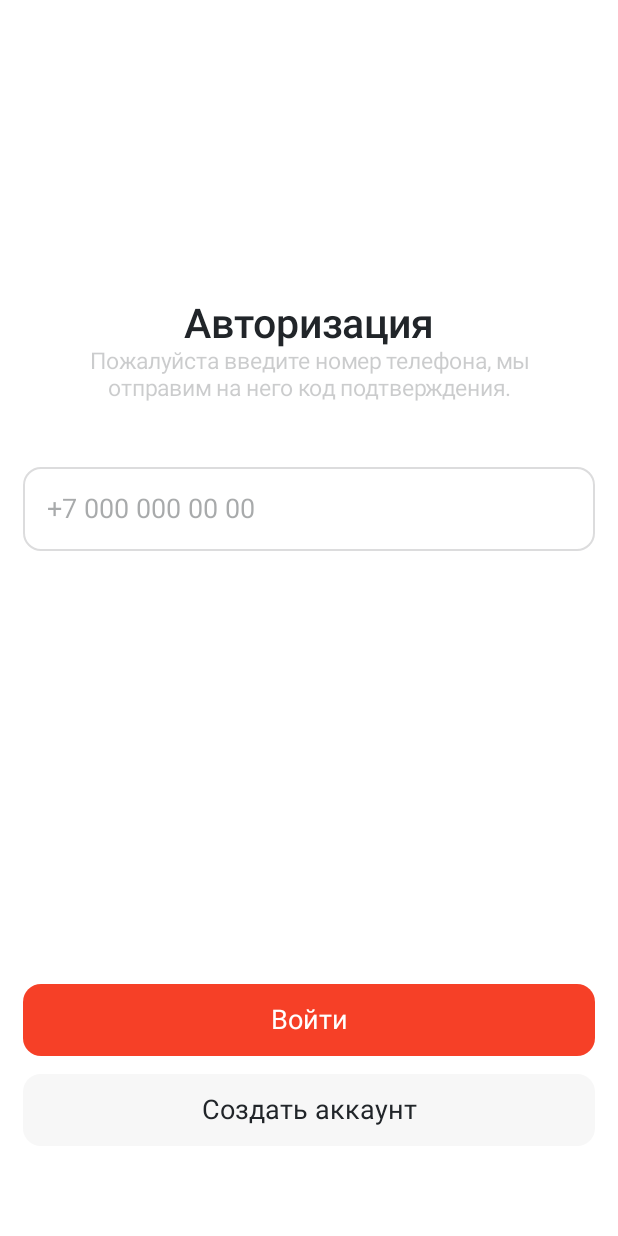
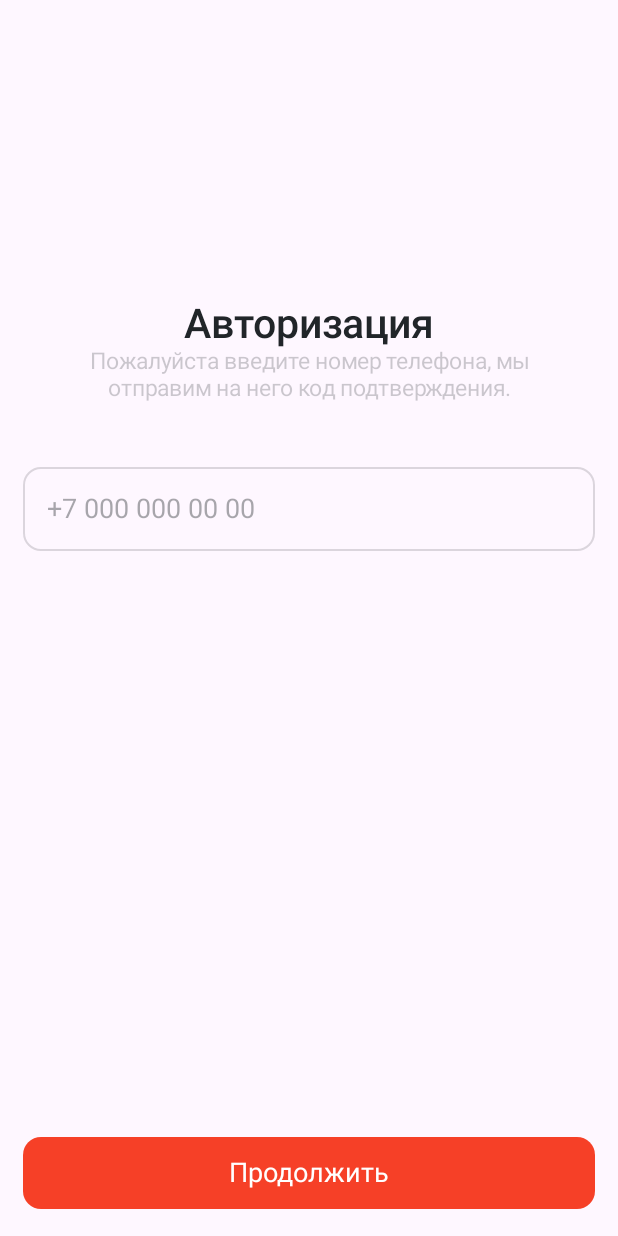
Before and after one commit to 0x7FFF/MosOpenControl, an Android app built with Jetpack Compose: the screen it shows after launch (MainActivity), on a phone screen of 412 x 824 dp. Run offline under Robolectric (Android 15) with nearby library versions, the light colour scheme and no system bars; our stand-ins replace Dagger/Hilt's generated code, accompanist; libraries missing offline, so code that uses them is left out: io.michaelrocks.libphonenumber; 3 statements that could not run were skipped.

Commit message:
Change auth screen.

```diff
--- a/app/src/main/AndroidManifest.xml
+++ b/app/src/main/AndroidManifest.xml
@@ -16,6 +16,7 @@
         <activity
             android:name=".MainActivity"
             android:exported="true"
+            android:windowSoftInputMode="adjustResize"
             android:label="@string/app_name"
             android:theme="@style/Theme.MosOpenControl.Splash">
             <intent-filter>
--- a/app/src/main/java/ru/gms/mosopencontrol/MainActivity.kt
+++ b/app/src/main/java/ru/gms/mosopencontrol/MainActivity.kt
@@ -13,11 +13,15 @@ import androidx.compose.ui.graphics.Color
 import androidx.compose.ui.tooling.preview.Preview
 import androidx.hilt.navigation.compose.hiltViewModel
 import androidx.core.splashscreen.SplashScreen.Companion.installSplashScreen
+import androidx.navigation.compose.NavHost
+import androidx.navigation.compose.composable
+import androidx.navigation.compose.rememberNavController
 import com.google.accompanist.systemuicontroller.rememberSystemUiController
 import dagger.hilt.android.AndroidEntryPoint
 import ru.gms.mosopencontrol.ui.component.text.Text
 import ru.gms.mosopencontrol.ui.component.text.TextViewState
 import ru.gms.mosopencontrol.ui.screens.auth.AuthScreen
+import ru.gms.mosopencontrol.ui.screens.code.AuthCodeScreen
 import ru.gms.mosopencontrol.ui.theme.MosOpenControlTheme
 
 @AndroidEntryPoint
@@ -39,9 +43,23 @@ class MainActivity : ComponentActivity() {
                     modifier = Modifier.fillMaxSize(),
                     color = MosOpenControlTheme.colorScheme.background
                 ) {
-                    AuthScreen(
-                        hiltViewModel(),
-                    )
+                    val navController = rememberNavController()
+                    NavHost(
+                        navController = navController,
+                        startDestination = "auth"
+                    ) {
+                        composable("auth") {
+                            AuthScreen(
+                                hiltViewModel(),
+                                navController,
+                            )
+                        }
+                        composable("code") {
+                            AuthCodeScreen(
+                                hiltViewModel(),
+                            )
+                        }
+                    }
                 }
             }
         }
--- /dev/null
+++ b/app/src/main/java/ru/gms/mosopencontrol/di/DependencyModule.kt
@@ -0,0 +1,18 @@
+package ru.gms.mosopencontrol.di
+
+import android.content.Context
+import dagger.Module
+import dagger.Provides
+import dagger.hilt.InstallIn
+import dagger.hilt.android.qualifiers.ApplicationContext
+import dagger.hilt.components.SingletonComponent
+
+@InstallIn(SingletonComponent::class)
+@Module
+object DependencyModule {
+
+    @Provides
+    fun provideContext(@ApplicationContext appContext: Context): Context =
+        appContext
+
+}
--- a/app/src/main/java/ru/gms/mosopencontrol/ui/screens/auth/AuthScreen.kt
+++ b/app/src/main/java/ru/gms/mosopencontrol/ui/screens/auth/AuthScreen.kt
@@ -11,21 +11,37 @@ import androidx.compose.foundation.layout.padding
 import androidx.compose.foundation.layout.wrapContentSize
 import androidx.compose.foundation.text.KeyboardOptions
 import androidx.compose.material3.CircularProgressIndicator
+import androidx.compose.material3.Scaffold
+import androidx.compose.material3.Snackbar
+import androidx.compose.material3.SnackbarData
+import androidx.compose.material3.SnackbarHost
+import androidx.compose.material3.SnackbarHostState
 import androidx.compose.runtime.Composable
+import androidx.compose.runtime.LaunchedEffect
 import androidx.compose.runtime.collectAsState
 import androidx.compose.runtime.getValue
 import androidx.compose.runtime.mutableStateOf
 import androidx.compose.runtime.remember
+import androidx.compose.runtime.rememberCoroutineScope
 import androidx.compose.runtime.setValue
+import androidx.compose.ui.ExperimentalComposeUiApi
 import androidx.compose.ui.Modifier
+import androidx.compose.ui.focus.FocusRequester
+import androidx.compose.ui.focus.focusRequester
+import androidx.compose.ui.focus.onFocusChanged
 import androidx.compose.ui.platform.LocalContext
+import androidx.compose.ui.platform.LocalLifecycleOwner
+import androidx.compose.ui.platform.LocalSoftwareKeyboardController
 import androidx.compose.ui.res.stringResource
 import androidx.compose.ui.text.input.KeyboardType
 import androidx.compose.ui.text.style.TextAlign
 import androidx.compose.ui.tooling.preview.Preview
 import androidx.compose.ui.unit.dp
+import androidx.lifecycle.Lifecycle
+import androidx.navigation.NavController
 import io.michaelrocks.libphonenumber.android.NumberParseException
 import io.michaelrocks.libphonenumber.android.PhoneNumberUtil
+import kotlinx.coroutines.launch
 import ru.gms.mosopencontrol.R
 import ru.gms.mosopencontrol.ui.component.button.ButtonColors
 import ru.gms.mosopencontrol.ui.component.button.LargeButton
@@ -40,11 +56,24 @@ import java.util.*
 @Composable
 fun AuthScreen(
     viewModel: AuthViewModel,
+    navController: NavController,
 ) {
+    val lifecycleOwner = LocalLifecycleOwner.current
+
+    LaunchedEffect(viewModel) {
+        viewModel.navigateTo.collect { destination ->
+            if (lifecycleOwner.lifecycle.currentState.isAtLeast(Lifecycle.State.STARTED)) {
+                navController.navigate(destination)
+            }
+        }
+    }
+
     val state by viewModel.state.collectAsState()
     AuthContent(state, viewModel)
+
 }
 
+@OptIn(ExperimentalComposeUiApi::class)
 @Composable
 private fun AuthContent(
     state: AuthState,
@@ -59,9 +88,26 @@ private fun AuthContent(
     }
 
     var phoneNumber by remember { mutableStateOf(state.phoneNumber.orEmpty()) }
+    val focusRequester = remember { FocusRequester() }
+    val keyboardController = LocalSoftwareKeyboardController.current
+    val snackbarHostState = remember { SnackbarHostState() }
+    val scope = rememberCoroutineScope()
+
+    LaunchedEffect(Unit) {
+        focusRequester.requestFocus()
+    }
+
+    Scaffold(
+        modifier = Modifier
+            .fillMaxSize(),
+        snackbarHost = {
+            SnackbarHost(hostState = snackbarHostState)
+        },
+    ) {
         Box(
             modifier = Modifier
                 .fillMaxSize()
+                .padding(it)
         ) {
             Column(
                 modifier = Modifier.padding(
@@ -96,7 +142,14 @@ private fun AuthContent(
                     onTextChange = {
                         phoneNumber = it
                     },
-                modifier = Modifier.fillMaxWidth(),
+                    modifier = Modifier
+                        .fillMaxWidth()
+                        .focusRequester(focusRequester)
+                        .onFocusChanged {
+                            if (it.isFocused) {
+                                keyboardController?.show()
+                            }
+                        },
                     singleLine = true,
                     hint = stringResource(id = R.string.auth_phone_hint),
                     keyboardOptions = KeyboardOptions(keyboardType = KeyboardType.Phone),
@@ -114,19 +167,10 @@ private fun AuthContent(
                     enabled = isValidNumber(phoneNumber, countryCode, phoneNumberFormatter),
                     modifier = Modifier.fillMaxWidth(),
                 ) {
+                    keyboardController?.hide()
                     callback.onAuthClick(phoneNumber)
                 }
-            Spacer(modifier = Modifier.height(12.dp))
-            LargeButton(
-                state = TextButtonViewState(
-                    text = stringResource(id = R.string.auth_action_reg),
-                ),
-                colorScheme = ButtonColors.tertiaryColorScheme(),
-                modifier = Modifier.fillMaxWidth(),
-            ) {
-                callback.onReqClick()
-            }
-            Spacer(modifier = Modifier.height(60.dp))
+                Spacer(modifier = Modifier.height(18.dp))
             }
 
             if (state.inProgress) {
@@ -142,6 +186,13 @@ private fun AuthContent(
                             .wrapContentSize(),
                         color = MosOpenControlTheme.colorScheme.primary,
                     )
+                }
+            }
+
+            state.error?.let {
+                scope.launch {
+                    snackbarHostState.showSnackbar(it)
+                }
             }
         }
     }
@@ -180,7 +231,7 @@ private fun AuthContentPreview() {
                 override fun onReqClick() {
                     // Nothing to do.
                 }
-            }
+            },
         )
     }
 }
--- /dev/null
+++ b/app/src/main/java/ru/gms/mosopencontrol/ui/utils/ResourceManager.kt
@@ -0,0 +1,14 @@
+package ru.gms.mosopencontrol.ui.utils
+
+import android.content.Context
+import androidx.annotation.StringRes
+import javax.inject.Inject
+
+class ResourceManager @Inject constructor(
+    private val context: Context
+) {
+    fun getString(
+        @StringRes resId: Int,
+    ): String =
+        context.getString(resId)
+}
--- a/app/src/main/res/values/strings.xml
+++ b/app/src/main/res/values/strings.xml
@@ -3,7 +3,9 @@
 
     <string name="auth_title">Авторизация</string>
     <string name="auth_subtitle">Пожалуйста введите номер телефона, мы\nотправим на него код подтверждения.</string>
-    <string name="auth_action_enter">Войти</string>
-    <string name="auth_action_reg">Создать аккаунт</string>
+    <string name="auth_action_enter">Продолжить</string>
     <string name="auth_phone_hint">+7 000 000 00 00</string>
+
+    <string name="error_no_internet">Нет доступа к интернету. Проверьте ваше подключение.</string>
+    <string name="error_server_unknown">Сервер не отвечает. Мы это уже чиним 🚧</string>
 </resources>
```
Also changed, not shown: app/src/main/java/ru/gms/mosopencontrol/model/repo/AuthRepository.kt (+7 -1 lines), app/src/main/java/ru/gms/mosopencontrol/ui/screens/auth/AuthViewModel.kt (+20 -2 lines), app/src/main/java/ru/gms/mosopencontrol/ui/screens/code/AuthCode.kt (added, +10 -0 lines), app/src/main/java/ru/gms/mosopencontrol/ui/screens/code/AuthCodeViewModel.kt (added, +11 -0 lines). Lines whose indentation alone changed are shown as unchanged.
